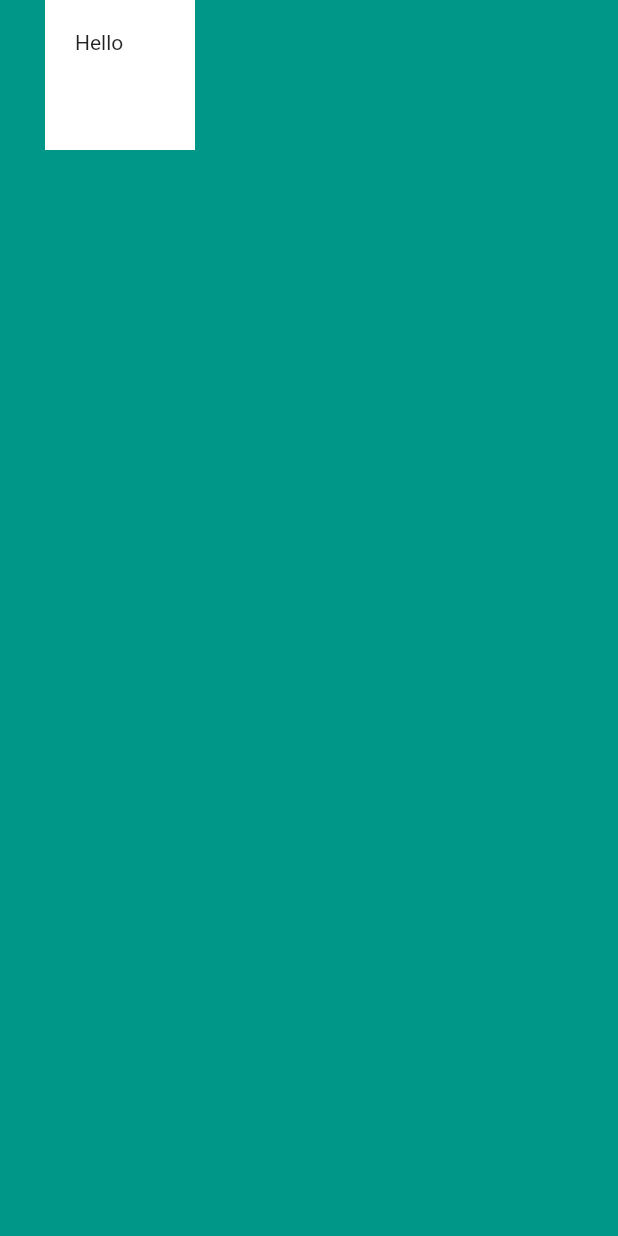
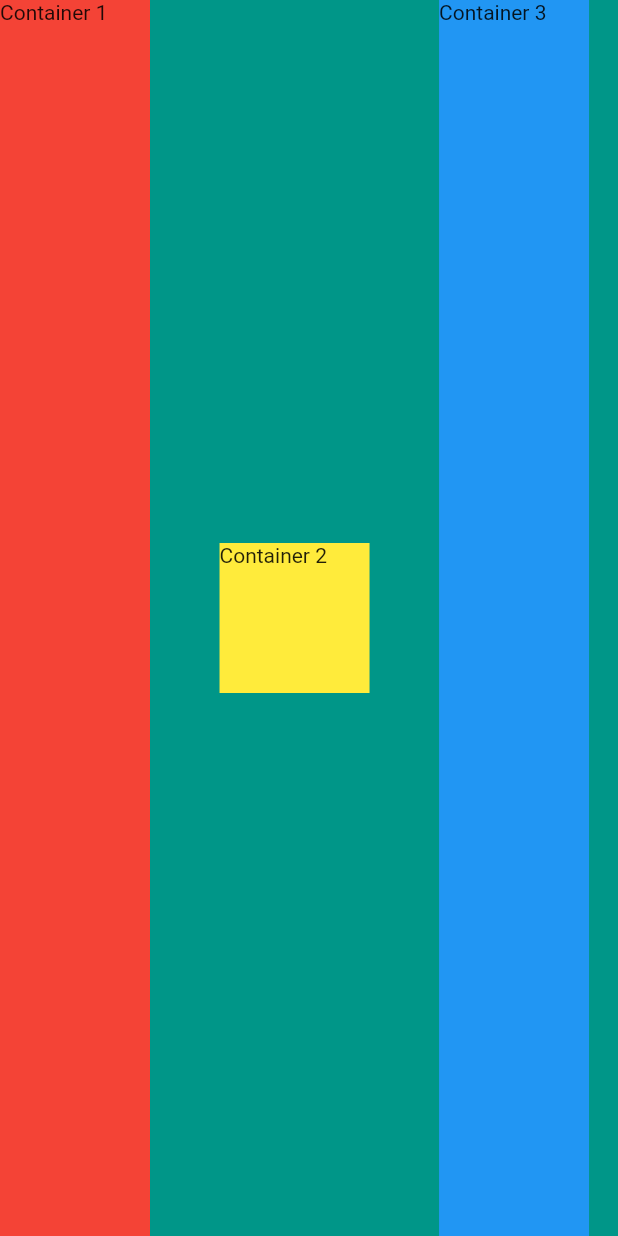
Before and after one commit to jjonghyn/secoundExample, a Flutter app: the screen it shows after launch, on a phone screen of 412 x 824 dp. Run offline on Flutter 3.47's test engine with Material 2 defaults, Android fonts, the phone set to English and light mode, and no system bars.

Commit message:
플러터 레이아웃 챌린지 container2번 완성시키세요

```diff
--- a/lib/main.dart
+++ b/lib/main.dart
@@ -14,13 +14,38 @@ class MyApp extends StatelessWidget {
       home: Scaffold(
         backgroundColor: Colors.teal,
         body: SafeArea(
-          child: Container(
-            height: 100.0,
-            width: 100.0,
-            margin: EdgeInsets.only(left: 30),
-            padding: EdgeInsets.all(20),
-            color: Colors.white,
-            child: Text('Hello'),
+          child:Row(
+            verticalDirection: VerticalDirection.down,
+            children: <Widget>[
+              Container(
+                height: double.infinity,
+                width: 100.0,
+                color: Colors.red,
+                child: Text('Container 1'),
+              ),
+              SizedBox(
+                width: 46.35,
+              ),
+              Container(
+                width: 100.0,
+                height: 100.0,
+                color: Colors.yellow,
+                child: Text(
+                  'Container 2'
+                ),
+              ),
+              SizedBox(
+                width: 46.35,
+              ),
+              Container(
+                width: 100.0,
+                height: double.infinity,
+                color: Colors.blue,
+                child: Text(
+                    'Container 3'
+                ),
+              ),
+            ],
           ),
         ),
       ),
```
Also changed, not shown: 2 other files.
